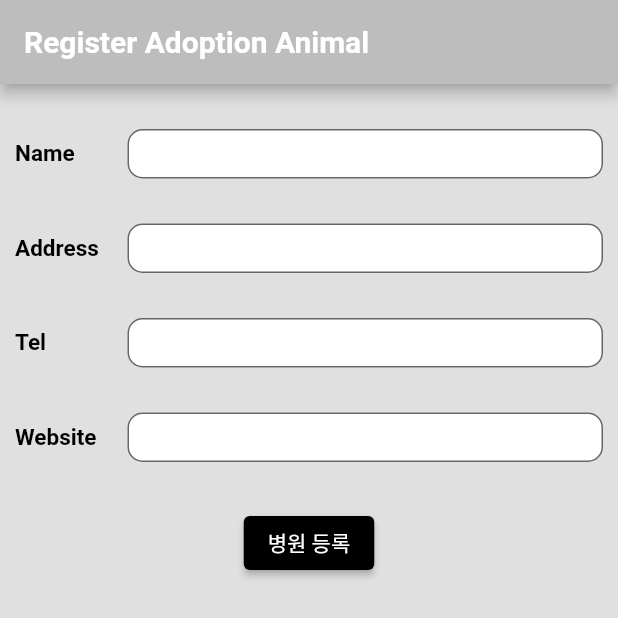
After one commit to senior-project-AnimoGram/Frontend, a Flutter app: the RegisterAdoptionAnimal screen opened directly, on a phone screen of 412 x 824 dp, the top half of it. The commit adds this screen. Run offline on Flutter 3.47's test engine with Material 2 defaults, Android fonts, the phone set to English and light mode, and no system bars; our stand-ins replace dio, get.

Commit message:
register adoption animal

```diff
--- a/lib/component/adoption_list.dart
+++ b/lib/component/adoption_list.dart
@@ -31,7 +31,7 @@ class AdoptionList extends StatelessWidget {
               SizedBox(height: 20.0),
               AbandonedAnimalComponent(
                 imageAddress:
-                    'https://i.namu.wiki/i/RiCUCV_HtU5RN7Phot9ReoyEoSZi_raPUGl_4Kiv8Wehl2TtRrho09b6eNL4GCiqbQL0xNF5h583okspIiE0gytamjsOVRdbMmeq5hsoOx2sfey_NzAKCom39a9SpzfTjKzYxMbYBmMe0X5kYfWYKA.webp',
+                    'https://images.mypetlife.co.kr/content/uploads/2019/09/09152804/ricky-kharawala-adK3Vu70DEQ-unsplash-1536x1018.jpg',
                 dogName: '햄찌',
                 breed: '골든 햄스터',
                 residence: '전라도 광주',
--- /dev/null
+++ b/lib/screen/register_adoption_animal/register_adoption_animal.dart
@@ -0,0 +1,146 @@
+import 'package:anipet/screen/register_adoption_animal/register_adoption_animal_controller.dart';
+import 'package:flutter/material.dart';
+import 'package:get/get.dart';
+
+import '../main_screen/main_screen.dart';
+
+class RegisterAdoptionAnimal extends StatelessWidget {
+  const RegisterAdoptionAnimal({Key? key}) : super(key: key);
+
+  @override
+  Widget build(BuildContext context) {
+    final RegisterAdoptionAnimalController registerAdoptionAnimalController =
+        Get.put(RegisterAdoptionAnimalController());
+    return Scaffold(
+      appBar: AppBar(
+        backgroundColor: Colors.grey[400],
+        title: const Text(
+          'Register Adoption Animal',
+          style: TextStyle(
+            fontSize: 20.0,
+            fontWeight: FontWeight.w600,
+          ),
+        ),
+      ),
+      body: Container(
+        color: Colors.grey[300],
+        child: Column(
+          children: [
+            const SizedBox(
+              height: 30.0,
+            ),
+            _TextAndTextField(
+              textString: 'Name',
+              isObsecureTextTrue: false,
+              textEditingController:
+                  registerAdoptionAnimalController.animalNameTextController,
+            ),
+            const SizedBox(
+              height: 30.0,
+            ),
+            _TextAndTextField(
+              textString: 'Address',
+              isObsecureTextTrue: false,
+              textEditingController:
+                  registerAdoptionAnimalController.breedTextController,
+            ),
+            const SizedBox(
+              height: 30.0,
+            ),
+            _TextAndTextField(
+              textString: 'Tel',
+              isObsecureTextTrue: false,
+              textEditingController: registerAdoptionAnimalController
+                  .protectorAddressTextController,
+            ),
+            const SizedBox(
+              height: 30.0,
+            ),
+            _TextAndTextField(
+              textString: 'Website',
+              isObsecureTextTrue: false,
+              textEditingController:
+                  registerAdoptionAnimalController.protectorTelTextController,
+            ),
+            const SizedBox(
+              height: 30.0,
+            ),
+            ElevatedButton(
+              onPressed: () {
+                registerAdoptionAnimalController
+                    .onRegisterAdoptionAnimalButtonClick();
+                Get.offAll(() => MainScreen());
+              },
+              style: ElevatedButton.styleFrom(
+                backgroundColor: Colors.black,
+              ),
+              child: const Text('병원 등록'),
+            ),
+          ],
+        ),
+      ),
+    );
+  }
+}
+
+class _TextAndTextField extends StatelessWidget {
+  final String textString;
+  final bool isObsecureTextTrue;
+  final TextEditingController textEditingController;
+
+  const _TextAndTextField({
+    required this.textString,
+    required this.isObsecureTextTrue,
+    required this.textEditingController,
+    Key? key,
+  }) : super(key: key);
+
+  @override
+  Widget build(BuildContext context) {
+    const textStyle = TextStyle(
+      color: Colors.black,
+      fontSize: 15,
+      fontWeight: FontWeight.w600,
+    );
+    final textFieldDecoration = InputDecoration(
+      border: OutlineInputBorder(
+        borderRadius: BorderRadius.circular(10.0),
+      ),
+      filled: true,
+      fillColor: Colors.white,
+    );
+    return SizedBox(
+      width: MediaQuery.of(context).size.width,
+      child: Row(
+        children: [
+          const SizedBox(
+            width: 10.0,
+          ),
+          SizedBox(
+            width: 65.0,
+            child: Text(
+              textString,
+              style: textStyle,
+            ),
+          ),
+          const SizedBox(
+            width: 10.0,
+          ),
+          Expanded(
+            child: SizedBox(
+              height: 33.0,
+              child: TextField(
+                obscureText: isObsecureTextTrue,
+                decoration: textFieldDecoration,
+                controller: textEditingController,
+              ),
+            ),
+          ),
+          const SizedBox(
+            width: 10.0,
+          )
+        ],
+      ),
+    );
+  }
+}
--- /dev/null
+++ b/lib/screen/register_adoption_animal/register_adoption_animal_controller.dart
@@ -0,0 +1,44 @@
+import 'package:dio/dio.dart';
+import 'package:flutter/cupertino.dart';
+import 'package:get/get.dart';
+
+class RegisterAdoptionAnimalController extends GetxController {
+  Dio dio = Dio();
+
+  TextEditingController animalNameTextController = TextEditingController();
+
+  TextEditingController breedTextController = TextEditingController();
+
+  TextEditingController protectorAddressTextController =
+      TextEditingController();
+
+  TextEditingController protectorTelTextController = TextEditingController();
+
+  //picture
+
+  @override
+  void onInit() {
+    // TODO: implement onInit
+    super.onInit();
+  }
+
+  @override
+  void onReady() {
+    // TODO: implement onReady
+    super.onReady();
+  }
+
+  onRegisterAdoptionAnimalButtonClick() {
+    print(animalNameTextController.text);
+    print(breedTextController.text);
+    print(protectorAddressTextController.text);
+    print(protectorTelTextController);
+
+    dio.post("http://서버주소", data: {
+      "animalName": animalNameTextController.text,
+      "breed": breedTextController.text,
+      "protectorAddress": protectorAddressTextController.text,
+      "protectorTel": protectorTelTextController.text,
+    });
+  }
+}
```
Also changed, not shown: lib/component/hospital_component.dart (+7 -1 lines), lib/screen/adoption_screen.dart (+22 -3 lines), lib/screen/hospital_reservation/hospital_reservation_controller.dart (added, +29 -0 lines), lib/screen/hospital_reservation/hospital_reservation_screen.dart (added, +153 -0 lines), 1 other file.
